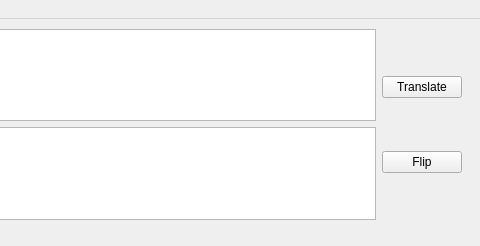
The window that window.ui (cutplane1/translator) describes before a commit, drawn with Qt 5; both pictures show x 259 to 739 and y 0 to 246 of the 739 by 246 pixel window.
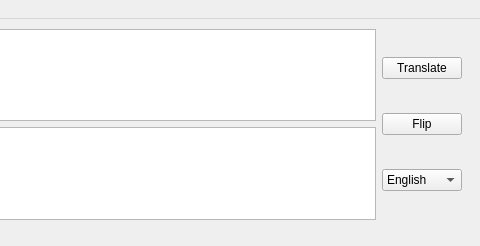
The same window after the commit.

Patch:
```diff
--- a/window.ui
+++ b/window.ui
@@ -56,6 +56,20 @@
          </property>
         </widget>
        </item>
+       <item>
+        <widget class="QComboBox" name="lang_select">
+         <item>
+          <property name="text">
+           <string>English</string>
+          </property>
+         </item>
+         <item>
+          <property name="text">
+           <string>Russian</string>
+          </property>
+         </item>
+        </widget>
+       </item>
       </layout>
      </item>
     </layout>
```
